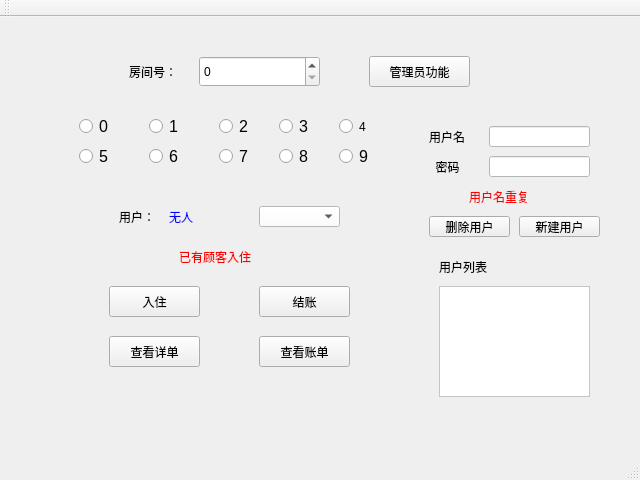
Before: the Qt Designer form server/mainwindow.ui in dyzsr/se2019hotel, drawn with Qt 5.
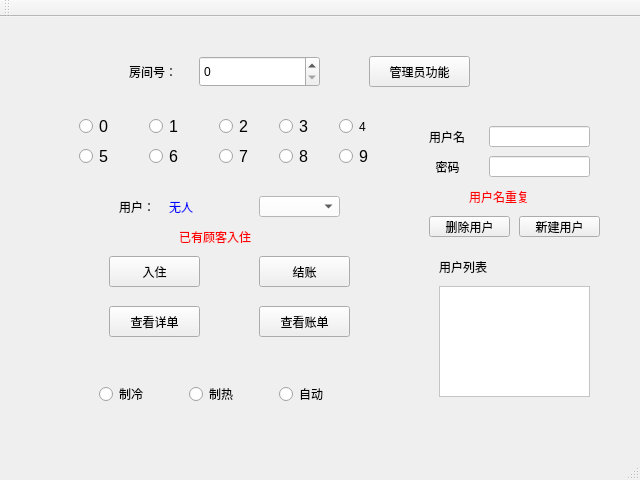
After: the same form once the commit is applied.

What changed in the file:
```diff
--- a/server/mainwindow.ui
+++ b/server/mainwindow.ui
@@ -261,9 +261,9 @@
       <property name="geometry">
        <rect>
         <x>40</x>
-        <y>170</y>
-        <width>371</width>
-        <height>231</height>
+        <y>160</y>
+        <width>361</width>
+        <height>181</height>
        </rect>
       </property>
       <property name="styleSheet">
@@ -273,7 +273,7 @@
        <property name="geometry">
         <rect>
          <x>220</x>
-         <y>100</y>
+         <y>80</y>
          <width>91</width>
          <height>31</height>
         </rect>
@@ -289,7 +289,7 @@
        <property name="geometry">
         <rect>
          <x>70</x>
-         <y>150</y>
+         <y>130</y>
          <width>91</width>
          <height>31</height>
         </rect>
@@ -305,7 +305,7 @@
        <property name="geometry">
         <rect>
          <x>220</x>
-         <y>150</y>
+         <y>130</y>
          <width>91</width>
          <height>31</height>
         </rect>
@@ -321,7 +321,7 @@
        <property name="geometry">
         <rect>
          <x>70</x>
-         <y>100</y>
+         <y>80</y>
          <width>91</width>
          <height>31</height>
         </rect>
@@ -383,7 +383,7 @@
        <property name="geometry">
         <rect>
          <x>140</x>
-         <y>60</y>
+         <y>50</y>
          <width>101</width>
          <height>21</height>
         </rect>
@@ -538,6 +538,55 @@
        </property>
       </widget>
      </widget>
+     <widget class="QWidget" name="widget_3" native="true">
+      <property name="geometry">
+       <rect>
+        <x>90</x>
+        <y>360</y>
+        <width>311</width>
+        <height>41</height>
+       </rect>
+      </property>
+      <widget class="QRadioButton" name="rb_down">
+       <property name="geometry">
+        <rect>
+         <x>10</x>
+         <y>10</y>
+         <width>51</width>
+         <height>16</height>
+        </rect>
+       </property>
+       <property name="text">
+        <string>制冷</string>
+       </property>
+      </widget>
+      <widget class="QRadioButton" name="rb_up">
+       <property name="geometry">
+        <rect>
+         <x>100</x>
+         <y>10</y>
+         <width>51</width>
+         <height>16</height>
+        </rect>
+       </property>
+       <property name="text">
+        <string>制热</string>
+       </property>
+      </widget>
+      <widget class="QRadioButton" name="rb_auto">
+       <property name="geometry">
+        <rect>
+         <x>190</x>
+         <y>10</y>
+         <width>51</width>
+         <height>16</height>
+        </rect>
+       </property>
+       <property name="text">
+        <string>自动</string>
+       </property>
+      </widget>
+     </widget>
     </widget>
    </widget>
   </widget>
```
